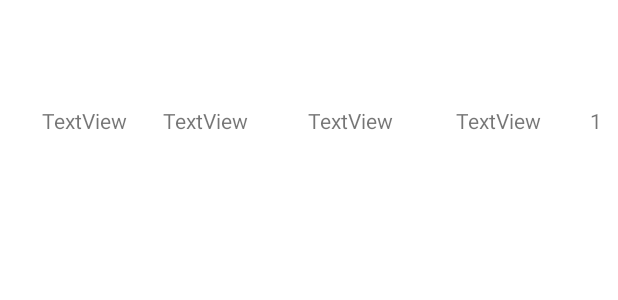
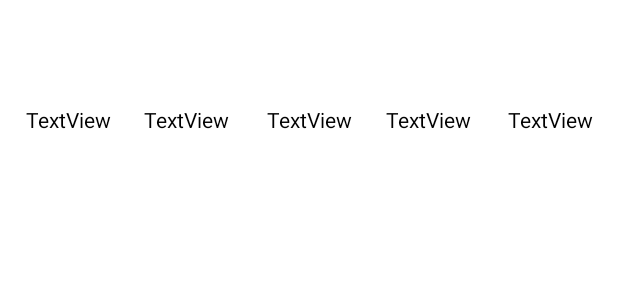
Before and after one commit to MarkelGarcia/Agenda, an Android app: the layout activity_list_items.xml on its own in the app's theme, with its tools: preview values and no code run, on a phone screen of 412 x 824 dp. Shown: the top 300 px of the screen. Run offline under Robolectric (Android 15) with nearby library versions, the phone set to English and light mode, and no system bars.

Commit message:
+ Cosas nazis del Lunes PD: Ya va el ListView :D

```diff
--- a/app/src/main/java/com/example/myapplication/DBManager.java
+++ b/app/src/main/java/com/example/myapplication/DBManager.java
@@ -108,7 +108,7 @@ public class DBManager extends SQLiteOpenHelper {
         else return false;
     }
 
-    public ArrayList<Tarea> selectAllDoneTasksByUser (String user) {
+    public ArrayList<Tarea> selectAllCompletedTasksByUser (String user) {
         ArrayList<Tarea> tasks = new ArrayList<Tarea>();
 
         SQLiteDatabase db = this.getWritableDatabase();
--- a/app/src/main/java/com/example/myapplication/RegisterActivity.java
+++ b/app/src/main/java/com/example/myapplication/RegisterActivity.java
@@ -98,6 +98,7 @@ public class RegisterActivity extends AppCompatActivity {
             if (db.insertTarea( tarea )) {
                 Toast t = Toast.makeText(this, "Tarea insertada correctamente", Toast.LENGTH_LONG);
                 t.show();
+                finish();
             } else {
                 Toast t = Toast.makeText(this, "Ha ocurrido un error al insertar", Toast.LENGTH_LONG);
                 t.show();
--- a/app/src/main/res/layout/activity_list_items.xml
+++ b/app/src/main/res/layout/activity_list_items.xml
@@ -7,61 +7,76 @@
     tools:context=".ListActivity">
 
     <TextView
+        android:id="@+id/descripcionLi"
+        android:layout_width="wrap_content"
+        android:layout_height="wrap_content"
+        android:text="TextView"
+        android:textColor="@color/black"
+        app:layout_constraintBottom_toBottomOf="parent"
+        app:layout_constraintEnd_toEndOf="parent"
+        app:layout_constraintHorizontal_bias="0.271"
+        app:layout_constraintStart_toStartOf="parent"
+        app:layout_constraintTop_toTopOf="parent"
+        app:layout_constraintVertical_bias="0.087" />
+
+    <TextView
         android:id="@+id/nombreLi"
         android:layout_width="wrap_content"
         android:layout_height="wrap_content"
         android:text="TextView"
+        android:textColor="@color/black"
         app:layout_constraintBottom_toBottomOf="parent"
         app:layout_constraintEnd_toEndOf="parent"
-        app:layout_constraintHorizontal_bias="0.079"
+        app:layout_constraintHorizontal_bias="0.048"
         app:layout_constraintStart_toStartOf="parent"
         app:layout_constraintTop_toTopOf="parent"
-        app:layout_constraintVertical_bias="0.088" />
+        app:layout_constraintVertical_bias="0.087" />
 
     <TextView
         android:id="@+id/fechaLi"
         android:layout_width="wrap_content"
         android:layout_height="wrap_content"
-        android:layout_marginStart="40dp"
         android:text="TextView"
+        android:textColor="@color/black"
         app:layout_constraintBottom_toBottomOf="parent"
-        app:layout_constraintStart_toEndOf="@+id/descripcionLi"
+        app:layout_constraintEnd_toEndOf="parent"
+        app:layout_constraintStart_toStartOf="parent"
         app:layout_constraintTop_toTopOf="parent"
-        app:layout_constraintVertical_bias="0.088" />
+        app:layout_constraintVertical_bias="0.087" />
 
     <TextView
         android:id="@+id/costeLi"
         android:layout_width="wrap_content"
         android:layout_height="wrap_content"
         android:text="TextView"
+        android:textColor="@color/black"
         app:layout_constraintBottom_toBottomOf="parent"
         app:layout_constraintEnd_toEndOf="parent"
-        app:layout_constraintHorizontal_bias="0.448"
-        app:layout_constraintStart_toEndOf="@+id/fechaLi"
+        app:layout_constraintHorizontal_bias="0.725"
+        app:layout_constraintStart_toStartOf="parent"
         app:layout_constraintTop_toTopOf="parent"
-        app:layout_constraintVertical_bias="0.088" />
+        app:layout_constraintVertical_bias="0.087" />
 
     <TextView
         android:id="@+id/prioridadLi"
         android:layout_width="wrap_content"
         android:layout_height="wrap_content"
-        android:text="1"
+        android:text="TextView"
+        android:textColor="@color/black"
         app:layout_constraintBottom_toBottomOf="parent"
         app:layout_constraintEnd_toEndOf="parent"
-        app:layout_constraintHorizontal_bias="0.75"
-        app:layout_constraintStart_toEndOf="@+id/costeLi"
+        app:layout_constraintHorizontal_bias="0.954"
+        app:layout_constraintStart_toStartOf="parent"
         app:layout_constraintTop_toTopOf="parent"
-        app:layout_constraintVertical_bias="0.088" />
+        app:layout_constraintVertical_bias="0.087" />
 
     <TextView
-        android:id="@+id/descripcionLi"
+        android:id="@+id/idLi"
         android:layout_width="wrap_content"
         android:layout_height="wrap_content"
-        android:layout_marginStart="24dp"
         android:text="TextView"
-        app:layout_constraintBottom_toBottomOf="parent"
-        app:layout_constraintStart_toEndOf="@+id/nombreLi"
-        app:layout_constraintTop_toTopOf="parent"
-        app:layout_constraintVertical_bias="0.088" />
+        android:visibility="gone"
+        tools:layout_editor_absoluteX="17dp"
+        tools:layout_editor_absoluteY="90dp" />
 
 </androidx.constraintlayout.widget.ConstraintLayout>
```
Also changed, not shown: app/src/main/java/com/example/myapplication/ListActivity.java (+14 -8 lines), app/src/main/java/com/example/myapplication/Tarea.java (+46 -1 lines), app/src/main/java/com/example/myapplication/TareaAdapter.java (+8 -1 lines), app/src/main/res/layout/activity_list.xml (+4 -5 lines).
